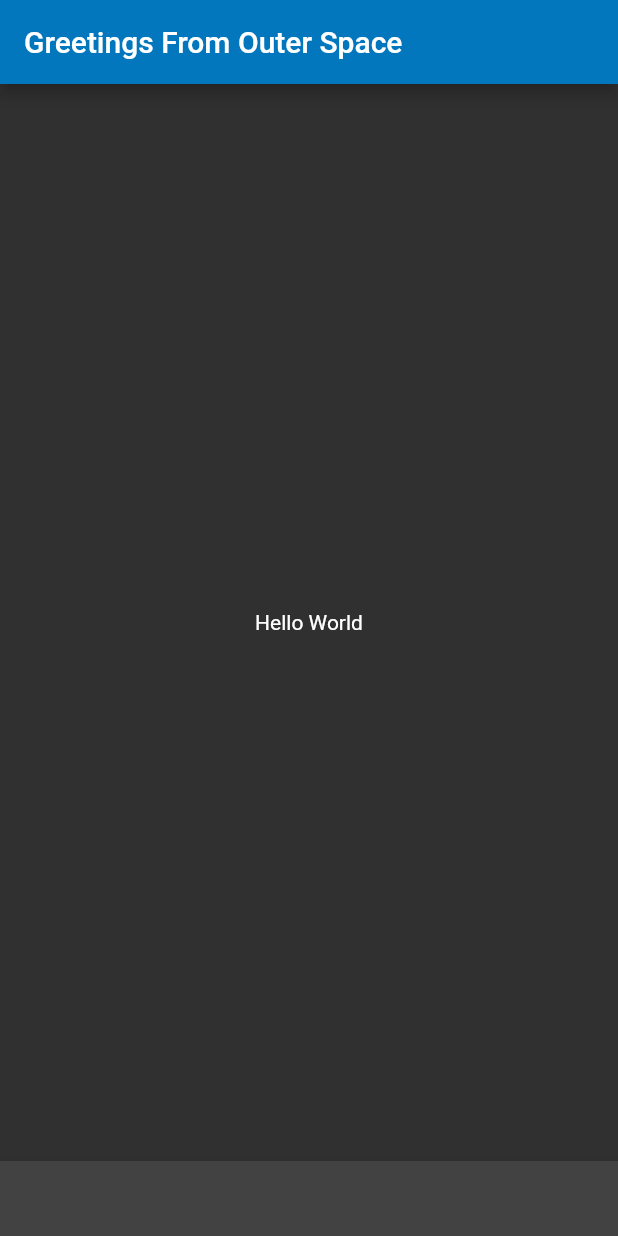
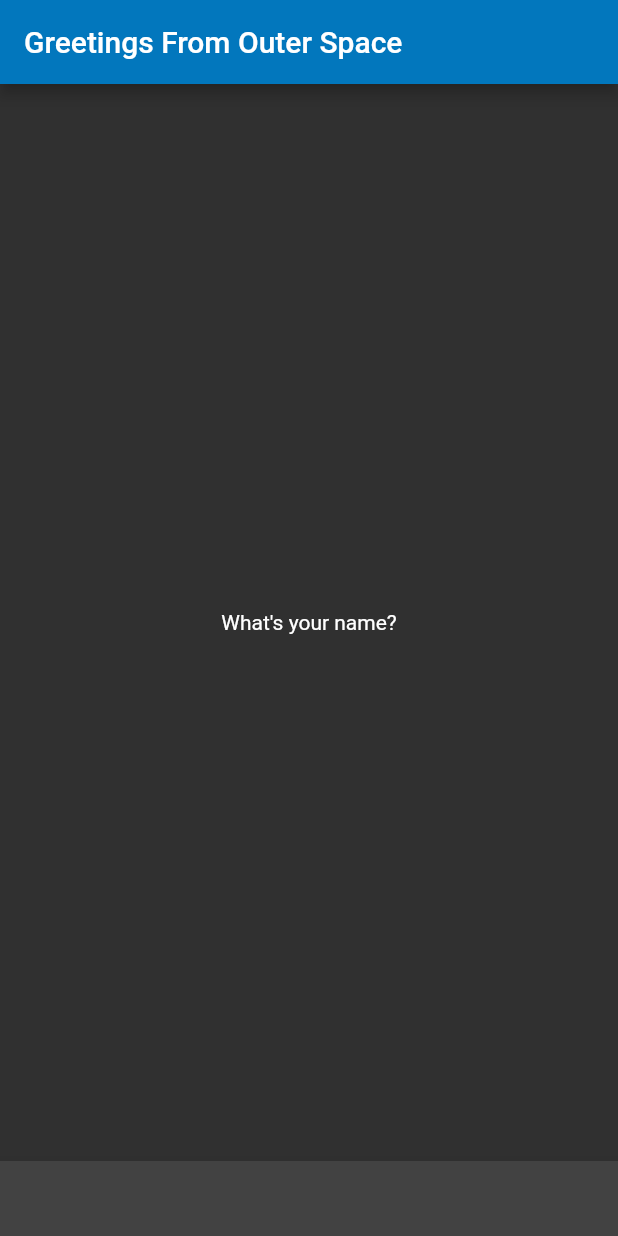
Before and after one commit to aysha-williams-develop/my_simple_flutter_app, a Flutter app: the screen it shows after launch, on a phone screen of 412 x 824 dp. Run offline on Flutter 3.47's test engine with Material 2 defaults, Android fonts, the phone set to English and light mode, and no system bars.

```diff
--- a/lib/main.dart
+++ b/lib/main.dart
@@ -16,7 +16,7 @@ class MyApp extends StatelessWidget {
           title: Text('Greetings From Outer Space'),
         ),
         body: Center(
-          child: Text('Hello World'),
+          child: Text('What\'s your name?'),
         ),
         bottomNavigationBar: BottomAppBar(
           child: Container(height: 50.0,),
```
Also changed, not shown: 1 other file.
